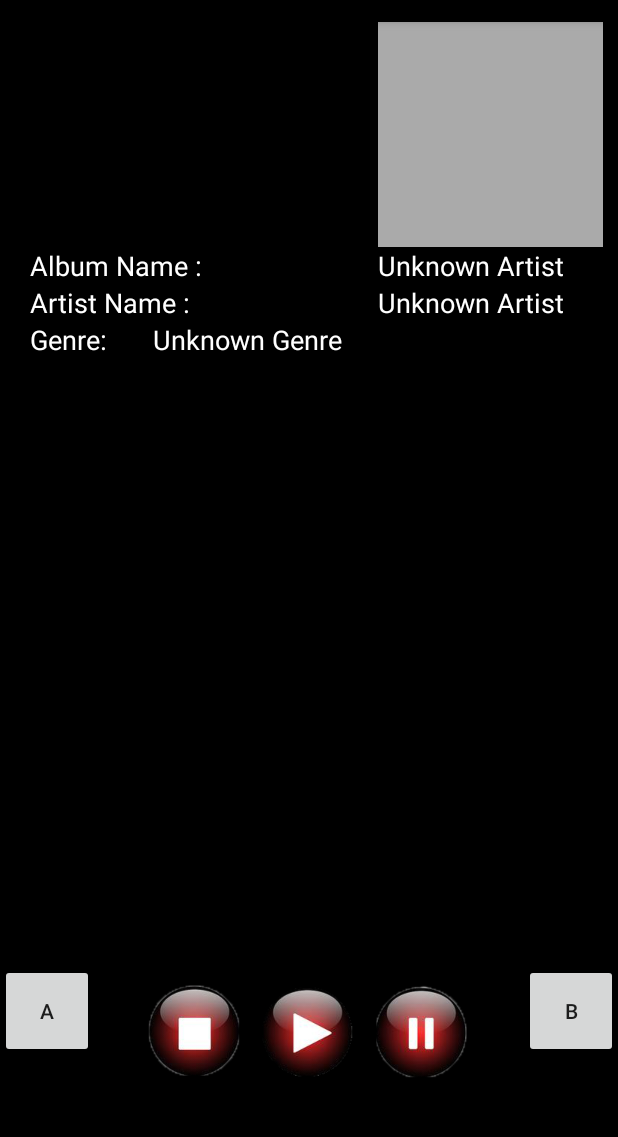
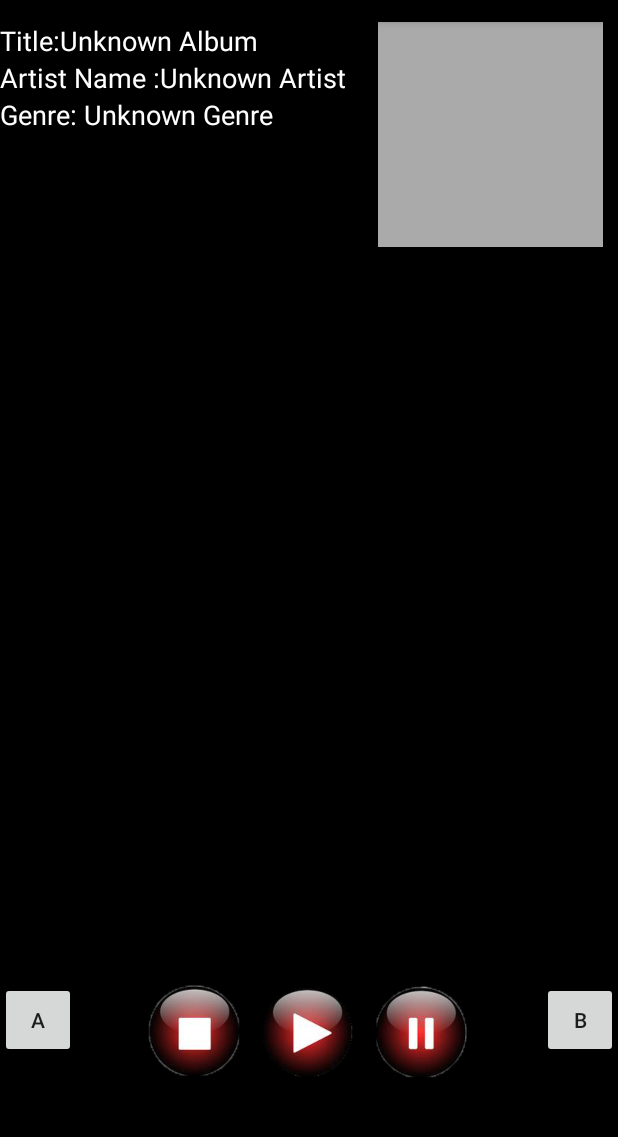
Before and after one commit to ZandroidX/Android-Media-Player, an Android app: the screen it shows after launch (MainActivity), after a tap on an icon or button, on a phone screen of 412 x 824 dp, the part 62-1199 px from its top. Run offline under Robolectric (Android 15) with nearby library versions, the phone set to English and light mode, and no system bars.

Commit message:
Fixed AB repeat function

```diff
--- a/app/src/main/java/com/example/macyg/androidmediaplayer/MainActivity.java
+++ b/app/src/main/java/com/example/macyg/androidmediaplayer/MainActivity.java
@@ -5,7 +5,6 @@ import android.content.Intent;
 import android.graphics.Bitmap;
 import android.graphics.BitmapFactory;
 import android.graphics.Color;
-import android.media.AudioFormat;
 import android.media.AudioManager;
 import android.media.MediaMetadataRetriever;
 import android.media.MediaPlayer;
@@ -31,7 +30,6 @@ public class MainActivity extends AppCompatActivity {
     Uri audioFileUri;
     int start, stop, aCount, bCount;
     SeekBar seekBar;
-    AudioFormat format;
     ImageView album_art;
     TextView album, artist, genre, trackLength, currTime;
     Handler handler = new Handler();
@@ -269,12 +267,20 @@ public class MainActivity extends AppCompatActivity {
             aCount = 0;
             bCount = 0;
         }
-        aCount += 1;
+        if (bCount == 1 && aCount == 0){
+            bCount = 0;
+            aCount +=1;
+        }
+        else {
+            aCount += 1;
+        }
 
     }
 
     public void bButton() {
         stop = mediaPlayer.getCurrentPosition();
+
+        /*bCount += 1;*/
 
         if (bCount > 1 && aCount >= 1) {
             bCount = 0;
@@ -284,15 +290,19 @@ public class MainActivity extends AppCompatActivity {
         if (aCount != 1) {
             Toast.makeText(this, "Please press A first", Toast.LENGTH_SHORT).show();
             bCount = 0;
+            aCount = 0;
         }
         if(bCount == 0 && aCount == 1){
             bCount += 1;
+        }
+        if(bCount == 1 && aCount == 0){
+            bCount = 0;
         }
 
         System.out.println("AB Button Count: " + bCount);
         /*mediaPlayer.seekTo(start);*/
         abLoopHandler.removeCallbacks(abLoop);
-        abLoopHandler.postDelayed(abLoop, 100);
+        abLoopHandler.postDelayed(abLoop, 1);
     }
 
     private Runnable abLoop = new Runnable() {
@@ -303,7 +313,7 @@ public class MainActivity extends AppCompatActivity {
                 if (currPos >= stop) {
                     mediaPlayer.seekTo(start);
                 }
-                abLoopHandler.postDelayed(this, 100);
+                abLoopHandler.postDelayed(this, 1);
             }
         }
     };
@@ -384,7 +394,7 @@ public class MainActivity extends AppCompatActivity {
 
     public void getInit() {
         album_art = (ImageView) findViewById(R.id.album_art);
-        album = (TextView) findViewById(R.id.Album);
+        album = (TextView) findViewById(R.id.Song);
         artist = (TextView) findViewById(R.id.artist_name);
         genre = (TextView) findViewById(R.id.genre);
     }
--- a/app/src/main/res/layout/activity_main.xml
+++ b/app/src/main/res/layout/activity_main.xml
@@ -63,40 +63,33 @@
     <android.support.v7.widget.AppCompatButton
         android:id="@+id/aButton"
         android:layout_marginTop="?attr/actionBarSize"
-        android:layout_width="10mm"
-        android:layout_height="10mm"
+        android:layout_width="8mm"
+        android:layout_height="8mm"
         android:layout_above="@id/currTime"
-        android:layout_alignLeft="@id/stop"
-        android:layout_alignParentLeft="true"
+        android:layout_alignStart="@id/stop"
+        android:layout_alignParentStart="true"
         android:layout_marginRight="60px"
         android:text="A" />
+
     <android.support.v7.widget.AppCompatButton
         android:id="@+id/bButton"
-        android:layout_width="10mm"
-        android:layout_height="10mm"
+        android:layout_width="8mm"
+        android:layout_height="8mm"
         android:layout_above="@id/trackLength"
-        android:layout_alignParentRight="true"
+        android:layout_alignParentEnd="true"
+        android:layout_alignParentRight="false"
         android:layout_marginLeft="60px"
         android:text="B" />
 
-    <TextView
-        android:id="@+id/album_art_text"
-        android:layout_width="wrap_content"
-        android:layout_height="wrap_content"
-        android:layout_marginStart="20dp"
-        android:text="Album Art"
-        android:textColor="@android:color/white"
-        android:textSize="18sp" />
-
     <ImageView
         android:id="@+id/album_art"
-        android:background="@android:color/darker_gray"
         android:layout_width="150dp"
-        android:layout_marginTop="?attr/actionBarSize"
         android:layout_height="150dp"
         android:layout_alignParentEnd="true"
         android:layout_centerHorizontal="true"
-        android:layout_marginEnd="10dp" />
+        android:layout_marginTop="?attr/actionBarSize"
+        android:layout_marginEnd="10dp"
+        android:background="@android:color/darker_gray" />
 
     <TextView
         android:id="@+id/currTime"
@@ -118,12 +111,11 @@
         />
 
     <TextView
-        android:id="@+id/album_name_text"
+        android:id="@+id/song_name_text"
         android:layout_width="wrap_content"
         android:layout_height="wrap_content"
-        android:layout_below="@+id/album_art"
-        android:layout_alignStart="@+id/album_art_text"
-        android:text="Album Name :"
+        android:layout_marginTop="?attr/actionBarSize"
+        android:text="Title:"
         android:textColor="@android:color/white"
         android:textSize="18sp" />
 
@@ -131,8 +123,8 @@
         android:id="@+id/artist_name_text"
         android:layout_width="wrap_content"
         android:layout_height="wrap_content"
-        android:layout_below="@+id/album_name_text"
-        android:layout_alignLeft="@+id/album_name_text"
+        android:layout_below="@+id/song_name_text"
+        android:layout_alignLeft="@+id/song_name_text"
         android:text="Artist Name :"
         android:textColor="@android:color/white"
         android:textSize="18sp" />
@@ -155,18 +147,18 @@
         android:layout_alignBaseline="@+id/genre_text"
         android:layout_alignBottom="@+id/genre_text"
         android:layout_gravity="right"
-        android:layout_toRightOf="@+id/album_art_text"
+        android:layout_toRightOf="@+id/genre_text"
         android:text="@string/genre"
         android:textColor="@android:color/white"
         android:textSize="18dp" />
 
     <TextView
-        android:id="@+id/Album"
+        android:id="@+id/Song"
         android:layout_width="wrap_content"
         android:layout_height="wrap_content"
         android:layout_above="@+id/artist_name_text"
-        android:layout_alignLeft="@+id/album_art"
-        android:text="@string/artist"
+        android:layout_toRightOf="@+id/song_name_text"
+        android:text="@string/album"
         android:textColor="@android:color/white"
         android:textSize="18dp" />
 
@@ -175,9 +167,9 @@
         android:layout_width="wrap_content"
         android:layout_height="wrap_content"
         android:layout_above="@+id/genre_text"
-        android:layout_alignLeft="@+id/Album"
+        android:layout_toRightOf="@+id/artist_name_text"
+        android:text="@string/artist"
         android:textColor="@android:color/white"
-        android:text="@string/artist"
         android:textSize="18dp" />
 
 </RelativeLayout>
--- a/app/src/main/res/values/colors.xml
+++ b/app/src/main/res/values/colors.xml
@@ -1,6 +1,6 @@
 <?xml version="1.0" encoding="utf-8"?>
 <resources>
     <color name="colorPrimary">#000000</color>
-    <color name="colorPrimaryDark">#800080</color>
-    <color name="colorAccent">#FFF933</color>
+    <color name="colorPrimaryDark">#0F52BA</color>
+    <color name="colorAccent">#228B22</color>
 </resources>
--- a/app/src/main/res/values/strings.xml
+++ b/app/src/main/res/values/strings.xml
@@ -8,6 +8,7 @@
     <string name="stop_button">Stop</string>
     <string name="default_time">0:00</string>
     <string name="album">Unknown Album</string>
+    <string name="song">Title</string>
     <string name="artist">Unknown Artist</string>
     <string name="genre">Unknown Genre</string>
 </resources>
```
